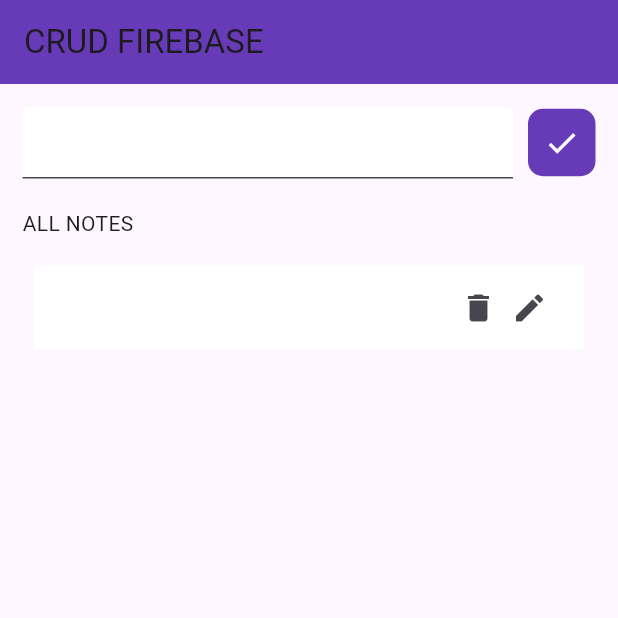
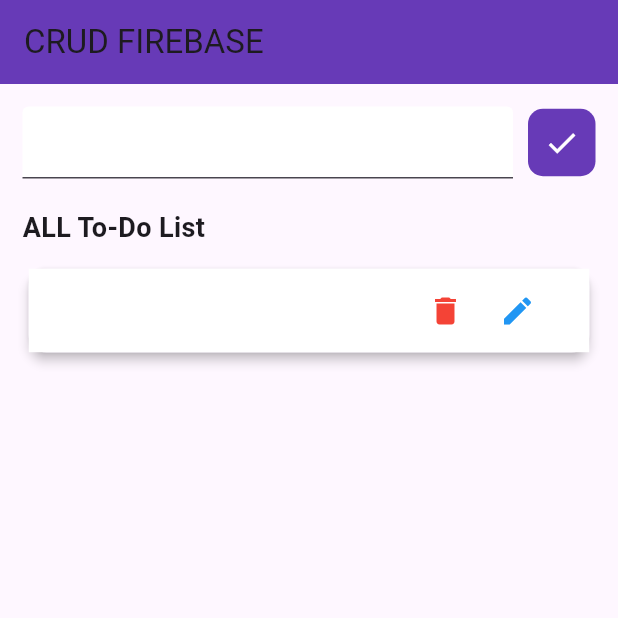
Before and after one commit to zelphyx/crudfirebase, a Flutter app: the screen it shows after launch, after a tap on the "done" icon, on a phone screen of 412 x 824 dp, the top half of it. Run offline on Flutter 3.47's test engine with Material 3 defaults, Android fonts, the phone set to English and light mode, and no system bars; our stand-ins replace cloud_firestore, firebase_core, get; accounts and stored records are empty.

Commit message:
first commit

```diff
--- a/lib/pages/homepage.dart
+++ b/lib/pages/homepage.dart
@@ -17,6 +17,7 @@
       body: Padding(
         padding: const EdgeInsets.all(15),
         child: Column(
+          crossAxisAlignment: CrossAxisAlignment.stretch,
           children: [
             Row(
               children: [
@@ -29,9 +30,7 @@
                     ),
                   ),
                 ),
-                const SizedBox(
-                  width: 10,
-                ),
+                const SizedBox(width: 10),
                 InkWell(
                   onTap: () {
                     todoController.addTodo();
@@ -51,38 +50,43 @@
                 )
               ],
             ),
-            const SizedBox(
-              height: 20,
+            const SizedBox(height: 20),
+            const Text(
+              "ALL To-Do List",
+              style: TextStyle(
+                fontSize: 18,
+                fontWeight: FontWeight.bold,
               ),
-            const Row(
-              children: [Text("ALL NOTES")],
             ),
-            const SizedBox(
-              height: 10,
-            ),
+            const SizedBox(height: 10),
             Expanded(
               child: Obx(
                     () => ListView(
                   children: todoController.todoList
-                      .map((e) => Padding(
-                    padding: const EdgeInsets.all(8),
+                      .map(
+                        (e) => Card(
+                      elevation: 3,
                       child: ListTile(
                         tileColor: Colors.white,
                         onTap: () {},
-                      title: Text(e.title!),
-                      trailing: SizedBox(
-                          width: 100,
-                          child: Row(
-                              mainAxisAlignment: MainAxisAlignment.end,
+                        title: Text(
+                          e.title!,
+                          style: TextStyle(
+                            fontWeight: FontWeight.bold,
+                          ),
+                        ),
+                        trailing: Row(
+                          mainAxisSize: MainAxisSize.min,
                           children: [
-                                InkWell(
-                                    onTap: () {
+                            IconButton(
+                              onPressed: () {
                                 todoController.deleteTodo(e.id!);
                               },
-                                    child: Icon(Icons.delete)),
-                                SizedBox(width: 10),
-                                InkWell(
-                                  onTap: () {
+                              icon: Icon(Icons.delete),
+                              color: Colors.red,
+                            ),
+                            IconButton(
+                              onPressed: () {
                                 todoController.updatedTitle.text =
                                 e.title!;
                                 Get.defaultDialog(
@@ -125,13 +129,11 @@
                                                       .deepPurple,
                                                   borderRadius:
                                                   BorderRadius
-                                                          .circular(
-                                                          10),
+                                                      .circular(10),
                                                 ),
                                                 child: const Icon(
                                                   Icons.done,
-                                                      color:
-                                                      Colors.white,
+                                                  color: Colors.white,
                                                 ),
                                               ),
                                             )
@@ -142,11 +144,14 @@
                                   ),
                                 );
                               },
-                                  child: Icon(Icons.edit),
+                              icon: Icon(Icons.edit),
+                              color: Colors.blue,
+                            ),
+                          ],
+                        ),
+                      ),
+                    ),
                   )
-                              ])),
-                    ),
-                  ))
                       .toList(),
                 ),
               ),
```
Lines whose indentation alone changed are shown as unchanged.
